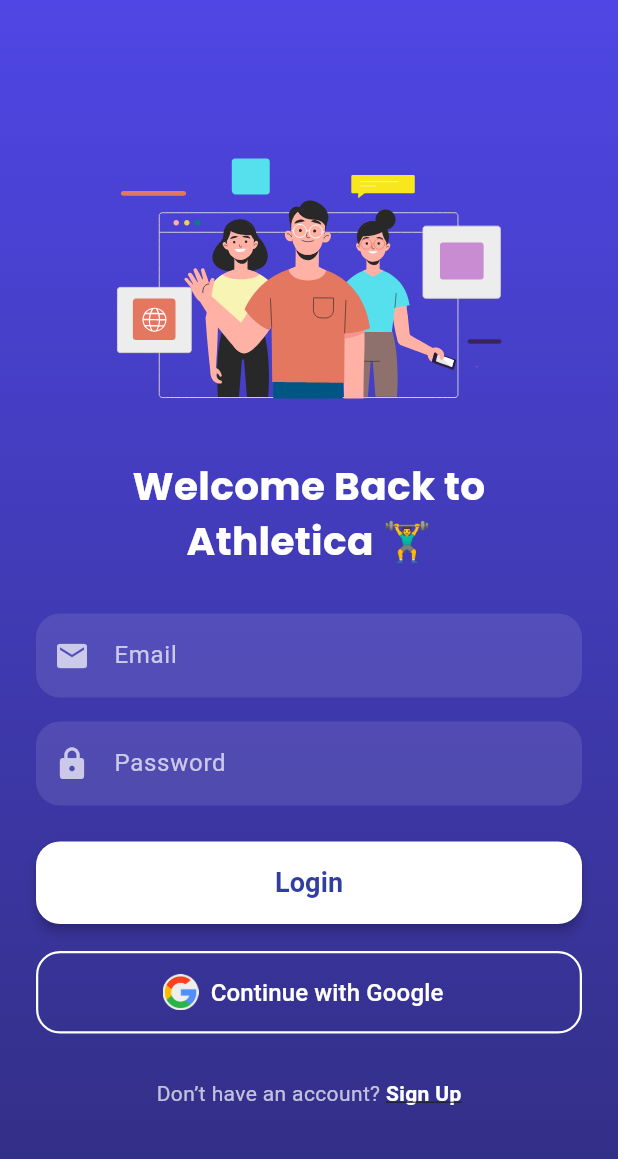
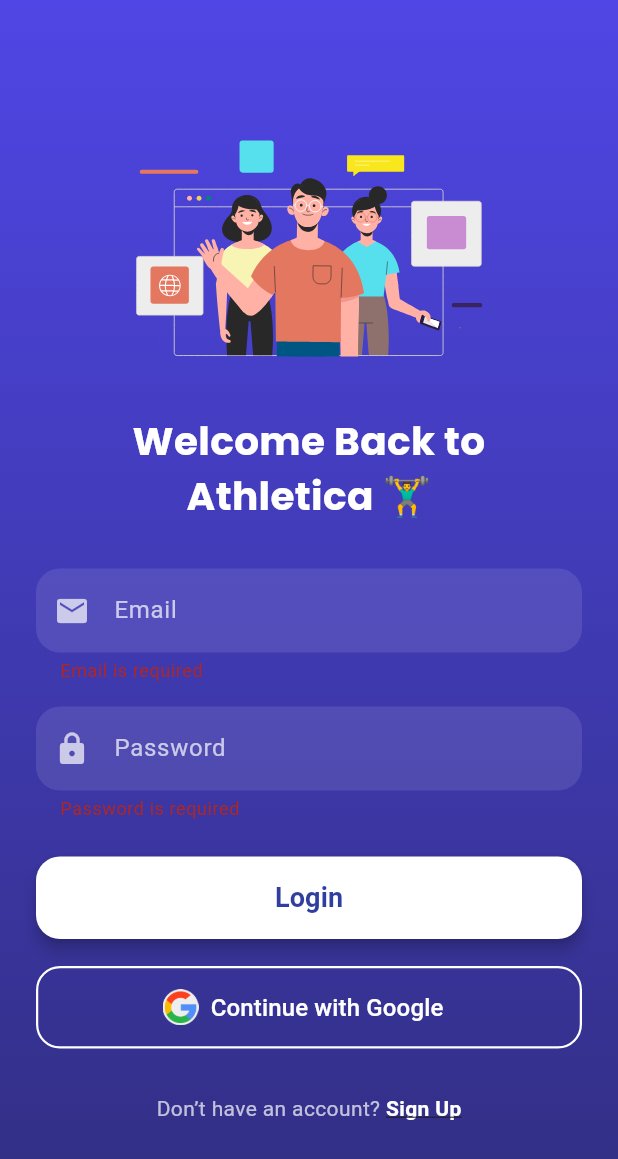
Before and after one commit to rly09/athletica, a Flutter app: the LoginScreen screen opened by its route, after a tap on "Login", on a phone screen of 412 x 824 dp. Shown: the top 1159 px of the screen. Run offline on Flutter 3.47's test engine with Material 3 defaults, Android fonts, the light colour scheme and no system bars; our stand-ins replace google_fonts, lottie, supabase_flutter; accounts and stored records are empty.

Commit message:
Login Page and Signup Page

```diff
--- a/lib/features/auth/screens/login_screen.dart
+++ b/lib/features/auth/screens/login_screen.dart
@@ -15,6 +15,10 @@
   late AnimationController _controller;
   late Animation<double> _fadeAnimation;
   late Animation<Offset> _slideAnimation;
+
+  final _formKey = GlobalKey<FormState>();
+  final TextEditingController emailController = TextEditingController();
+  final TextEditingController passwordController = TextEditingController();
 
   @override
   void initState() {
@@ -38,13 +42,23 @@
   @override
   void dispose() {
     _controller.dispose();
+    emailController.dispose();
+    passwordController.dispose();
     super.dispose();
   }
 
-  Widget buildTextField(String label, IconData icon, bool obscure) {
-    return TextField(
+  Widget buildTextField(String label, IconData icon, bool obscure,
+      TextEditingController controller) {
+    return TextFormField(
+      controller: controller,
       obscureText: obscure,
       style: const TextStyle(color: Colors.white),
+      validator: (value) {
+        if (value == null || value.isEmpty) {
+          return "$label is required";
+        }
+        return null;
+      },
       decoration: InputDecoration(
         prefixIcon: Icon(icon, color: Colors.white70),
         labelText: label,
@@ -59,6 +73,27 @@
     );
   }
 
+  void _navigateToSignUp() {
+    Navigator.of(context).push(
+      PageRouteBuilder(
+        pageBuilder: (context, animation, secondaryAnimation) =>
+        const SignupScreen(),
+        transitionsBuilder: (context, animation, secondaryAnimation, child) {
+          const begin = Offset(1.0, 0.0); // from right
+          const end = Offset.zero;
+          const curve = Curves.easeInOut;
+
+          var tween = Tween(begin: begin, end: end)
+              .chain(CurveTween(curve: curve));
+          var offsetAnimation = animation.drive(tween);
+
+          return SlideTransition(position: offsetAnimation, child: child);
+        },
+        transitionDuration: const Duration(milliseconds: 600),
+      ),
+    );
+  }
+
   @override
   Widget build(BuildContext context) {
     return Scaffold(
@@ -66,7 +101,7 @@
         width: double.infinity,
         decoration: const BoxDecoration(
           gradient: LinearGradient(
-            colors: [Color(0xFF4F46E5), Color(0xFF312E81)], // Indigo shades
+            colors: [Color(0xFF4F46E5), Color(0xFF312E81)],
             begin: Alignment.topCenter,
             end: Alignment.bottomCenter,
           ),
@@ -79,17 +114,17 @@
                 position: _slideAnimation,
                 child: Padding(
                   padding: const EdgeInsets.all(24.0),
+                  child: Form(
+                    key: _formKey,
                     child: Column(
                       mainAxisAlignment: MainAxisAlignment.center,
                       children: [
-                      // Lottie animation
                         Lottie.asset(
                           'assets/animations/login.json',
-                        height: 200,
+                          height: 180,
                         ),
                         const SizedBox(height: 20),
 
-                      // Title
                         Text(
                           "Welcome Back to Athletica 🏋️‍♂️",
                           textAlign: TextAlign.center,
@@ -101,13 +136,13 @@
                         ),
                         const SizedBox(height: 30),
 
-                      // Email + Password fields
-                      buildTextField("Email", Icons.email, false),
+                        buildTextField(
+                            "Email", Icons.email, false, emailController),
                         const SizedBox(height: 16),
-                      buildTextField("Password", Icons.lock, true),
+                        buildTextField(
+                            "Password", Icons.lock, true, passwordController),
                         const SizedBox(height: 24),
 
-                      // Login button
                         ElevatedButton(
                           style: ElevatedButton.styleFrom(
                             backgroundColor: Colors.white,
@@ -116,23 +151,27 @@
                             shape: RoundedRectangleBorder(
                               borderRadius: BorderRadius.circular(16),
                             ),
-                          elevation: 3,
+                            elevation: 4,
                           ),
                           onPressed: () {
+                            if (_formKey.currentState!.validate()) {
                               // TODO: Navigate to dashboard
+                            }
                           },
                           child: const Text(
                             "Login",
                             style: TextStyle(
-                              fontSize: 18, fontWeight: FontWeight.bold),
+                              fontSize: 18,
+                              fontWeight: FontWeight.bold,
+                            ),
                           ),
                         ),
                         const SizedBox(height: 18),
 
-                      // Google login
                         OutlinedButton.icon(
                           style: OutlinedButton.styleFrom(
-                          side: const BorderSide(color: Colors.white, width: 1.5),
+                            side: const BorderSide(
+                                color: Colors.white, width: 1.5),
                             foregroundColor: Colors.white,
                             minimumSize: const Size(double.infinity, 55),
                             shape: RoundedRectangleBorder(
@@ -153,7 +192,6 @@
                         ),
                         const SizedBox(height: 30),
 
-                      // Redirect to Sign Up
                         Row(
                           mainAxisAlignment: MainAxisAlignment.center,
                           children: [
@@ -162,14 +200,7 @@
                               style: TextStyle(color: Colors.white70),
                             ),
                             GestureDetector(
-                            onTap: () {
-                              Navigator.push(
-                                context,
-                                MaterialPageRoute(
-                                  builder: (_) => const SignupScreen(),
-                                ),
-                              );
-                            },
+                              onTap: _navigateToSignUp,
                               child: const Text(
                                 "Sign Up",
                                 style: TextStyle(
@@ -189,6 +220,7 @@
             ),
           ),
         ),
+      ),
     );
   }
 }
```
Lines whose indentation alone changed are shown as unchanged.
